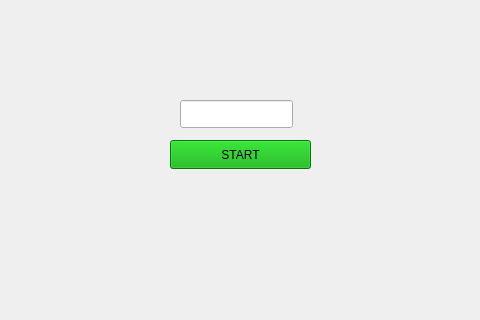
The window that ZombieVSPlants/startwindow.ui (parnianghaisari/Plants-vs.-Zombies-Game) describes before a commit, drawn with Qt 5; both pictures show x 260 to 740 and y 0 to 320 of the 1015 by 565 pixel window.
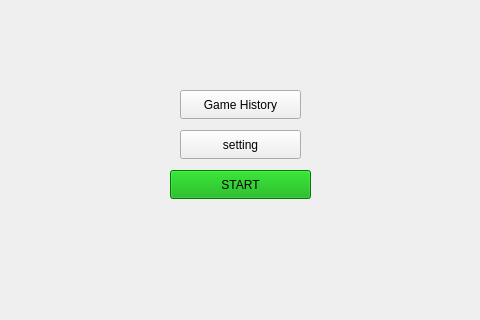
The same window after the commit.

Diff of the .ui file:
```diff
--- a/ZombieVSPlants/startwindow.ui
+++ b/ZombieVSPlants/startwindow.ui
@@ -18,7 +18,7 @@
     <property name="geometry">
      <rect>
       <x>430</x>
-      <y>140</y>
+      <y>170</y>
       <width>141</width>
       <height>29</height>
      </rect>
@@ -32,14 +32,38 @@
      <string>START</string>
     </property>
    </widget>
-   <widget class="QLineEdit" name="lineEdit_dataReceived">
+   <widget class="QPushButton" name="pushButton">
     <property name="geometry">
      <rect>
       <x>440</x>
-      <y>100</y>
-      <width>113</width>
-      <height>28</height>
+      <y>90</y>
+      <width>121</width>
+      <height>29</height>
      </rect>
+    </property>
+    <property name="styleSheet">
+     <string notr="true">color: rgb(0, 0, 0);
+font: 700 9pt &quot;Segoe UI&quot;;</string>
+    </property>
+    <property name="text">
+     <string>Game History</string>
+    </property>
+   </widget>
+   <widget class="QPushButton" name="pushButton_2">
+    <property name="geometry">
+     <rect>
+      <x>440</x>
+      <y>130</y>
+      <width>121</width>
+      <height>29</height>
+     </rect>
+    </property>
+    <property name="styleSheet">
+     <string notr="true">color: rgb(0, 0, 0);
+font: 700 9pt &quot;Segoe UI&quot;;</string>
+    </property>
+    <property name="text">
+     <string>setting</string>
     </property>
    </widget>
   </widget>
```
